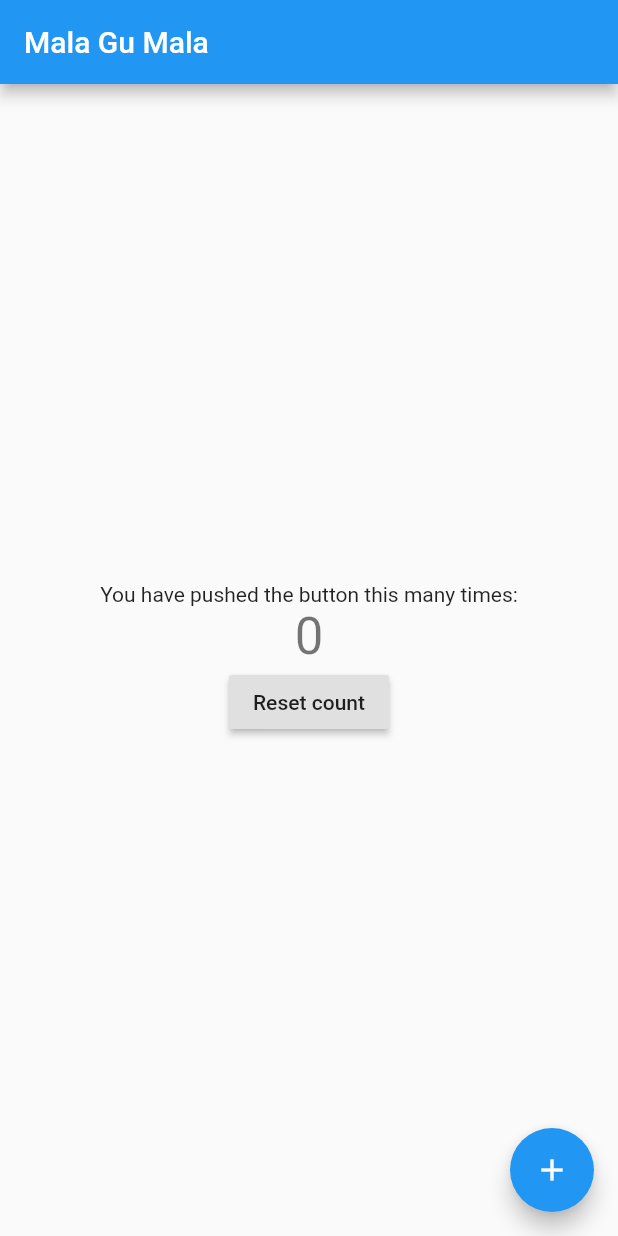
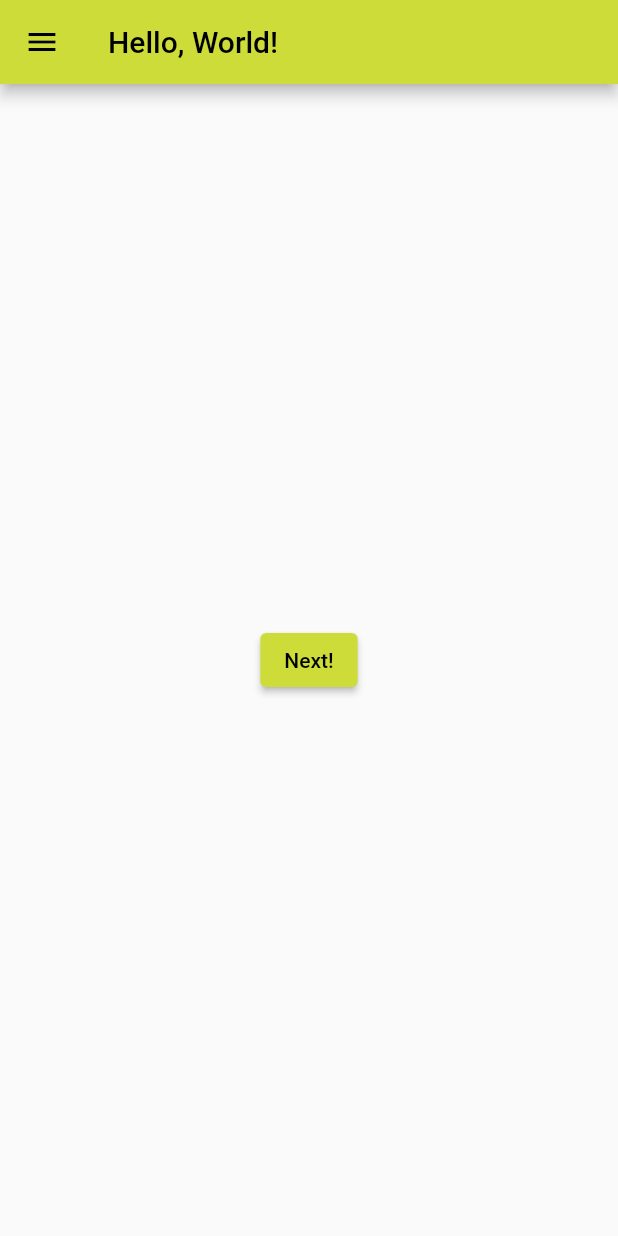
Before and after one commit to Somshine-001/64143186, a Flutter app: the screen it shows after launch, on a phone screen of 412 x 824 dp. Run offline on Flutter 3.47's test engine with Material 2 defaults, Android fonts, the light colour scheme and no system bars.

Commit message:
เพิ่มหน้าใหม่

```diff
--- a/chaiapp/lib/main.dart
+++ b/chaiapp/lib/main.dart
@@ -1,122 +1,18 @@
+import 'package:chaiapp/screen/home_screen.dart';
 import 'package:flutter/material.dart';
 
 void main() {
-  runApp(const MyApp());
+  runApp(MyApp());
 }
 
 class MyApp extends StatelessWidget {
-  const MyApp({Key? key}) : super(key: key);
-
-  // This widget is the root of your application.
   @override
   Widget build(BuildContext context) {
     return MaterialApp(
-      title: 'Flutter Demo',
-      theme: ThemeData(
-        // This is the theme of your application.
-        //
-        // Try running your application with "flutter run". You'll see the
-        // application has a blue toolbar. Then, without quitting the app, try
-        // changing the primarySwatch below to Colors.green and then invoke
-        // "hot reload" (press "r" in the console where you ran "flutter run",
-        // or simply save your changes to "hot reload" in a Flutter IDE).
-        // Notice that the counter didn't reset back to zero; the application
-        // is not restarted.
-        primarySwatch: Colors.blue,
-      ),
-      home: const MyHomePage(title: 'Mala Gu Mala'),
-    );
+        title: 'Flutter Demo',
+        theme: ThemeData(
+          primarySwatch: Colors.lime,
+        ),
+        home: HomeScreen());
   }
 }
-
-class MyHomePage extends StatefulWidget {
-  const MyHomePage({Key? key, required this.title}) : super(key: key);
-
-  // This widget is the home page of your application. It is stateful, meaning
-  // that it has a State object (defined below) that contains fields that affect
-  // how it looks.
-
-  // This class is the configuration for the state. It holds the values (in this
-  // case the title) provided by the parent (in this case the App widget) and
-  // used by the build method of the State. Fields in a Widget subclass are
-  // always marked "final".
-
-  final String title;
-
-  @override
-  State<MyHomePage> createState() => _MyHomePageState();
-}
-
-class _MyHomePageState extends State<MyHomePage> {
-  int _counter = 0;
-
-  void _incrementCounter() {
-    setState(() {
-      // This call to setState tells the Flutter framework that something has
-      // changed in this State, which causes it to rerun the build method below
-      // so that the display can reflect the updated values. If we changed
-      // _counter without calling setState(), then the build method would not be
-      // called again, and so nothing would appear to happen.
-      _counter++;
-    });
-  }
-
-  void _deleteCounter() {
-    setState(() {
-      _counter -= _counter;
-    });
-  }
-
-  @override
-  Widget build(BuildContext context) {
-    // This method is rerun every time setState is called, for instance as done
-    // by the _incrementCounter method above.
-    //
-    // The Flutter framework has been optimized to make rerunning build methods
-    // fast, so that you can just rebuild anything that needs updating rather
-    // than having to individually change instances of widgets.
-    return Scaffold(
-      appBar: AppBar(
-        // Here we take the value from the MyHomePage object that was created by
-        // the App.build method, and use it to set our appbar title.
-        title: Text(widget.title),
-      ),
-      body: Center(
-        // Center is a layout widget. It takes a single child and positions it
-        // in the middle of the parent.
-        child: Column(
-          // Column is also a layout widget. It takes a list of children and
-          // arranges them vertically. By default, it sizes itself to fit its
-          // children horizontally, and tries to be as tall as its parent.
-          //
-          // Invoke "debug painting" (press "p" in the console, choose the
-          // "Toggle Debug Paint" action from the Flutter Inspector in Android
-          // Studio, or the "Toggle Debug Paint" command in Visual Studio Code)
-          // to see the wireframe for each widget.
-          //
-          // Column has various properties to control how it sizes itself and
-          // how it positions its children. Here we use mainAxisAlignment to
-          // center the children vertically; the main axis here is the vertical
-          // axis because Columns are vertical (the cross axis would be
-          // horizontal).
-          mainAxisAlignment: MainAxisAlignment.center,
-          children: <Widget>[
-            const Text(
-              'You have pushed the button this many times:',
-            ),
-            Text(
-              '$_counter',
-              style: Theme.of(context).textTheme.headline4,
-            ),
-            RaisedButton(onPressed: _deleteCounter, child: Text('Reset count')),
-          ],
-        ),
-      ),
-      floatingActionButton: FloatingActionButton(
-        onPressed: _incrementCounter,
-        tooltip: 'Increment',
-        child: const Icon(Icons.add),
-      ), // This trailing comma makes auto-formatting nicer for build methods.
-    );
-  }
-}
--- /dev/null
+++ b/chaiapp/lib/screen/home_screen.dart
@@ -0,0 +1,25 @@
+import 'package:chaiapp/screen/second_screen.dart';
+import 'package:flutter/material.dart';
+
+class HomeScreen extends StatelessWidget {
+  @override
+  Widget build(BuildContext context) {
+    return Scaffold(
+        drawer: Drawer(
+          child: Text('Menu'),
+        ),
+        appBar: AppBar(
+          title: Text('Hello, World!'),
+        ),
+        body: Center(
+          child: ElevatedButton(
+            onPressed: () {
+              Navigator.of(context).push(
+                MaterialPageRoute(builder: (context) => SecondScreen()),
+              );
+            },
+            child: Text('Next!'),
+          ),
+        ));
+  }
+}
```
Also changed, not shown: chaiapp/lib/screen/second_screen.dart (added, +21 -0 lines), 1 other file.
